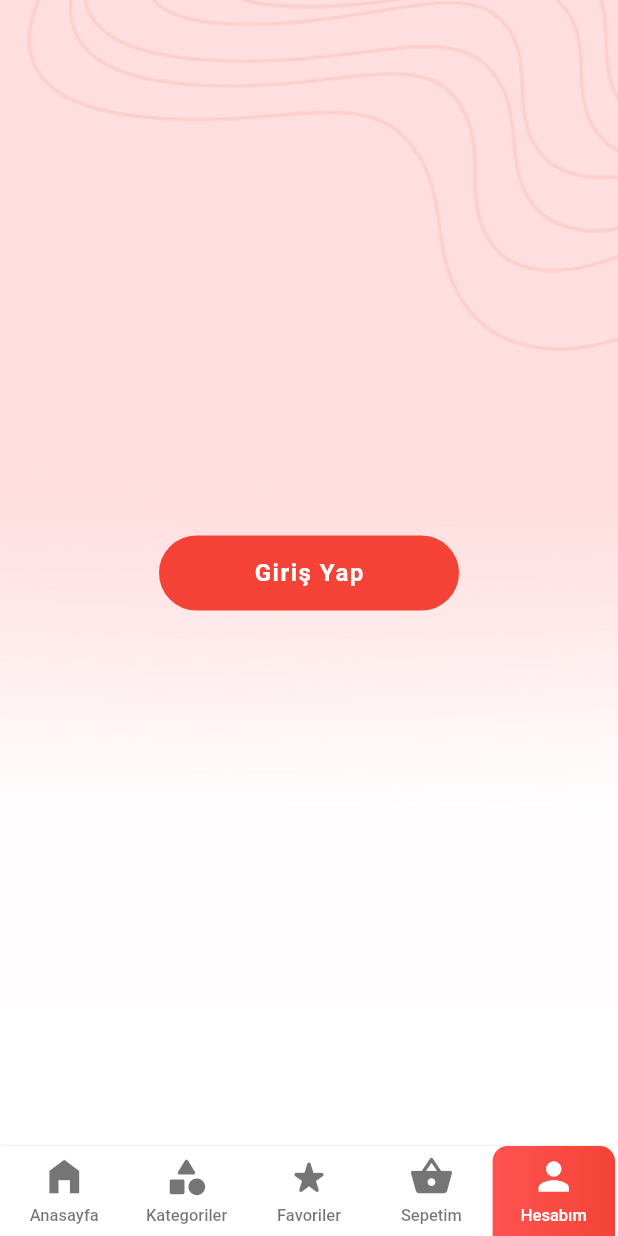
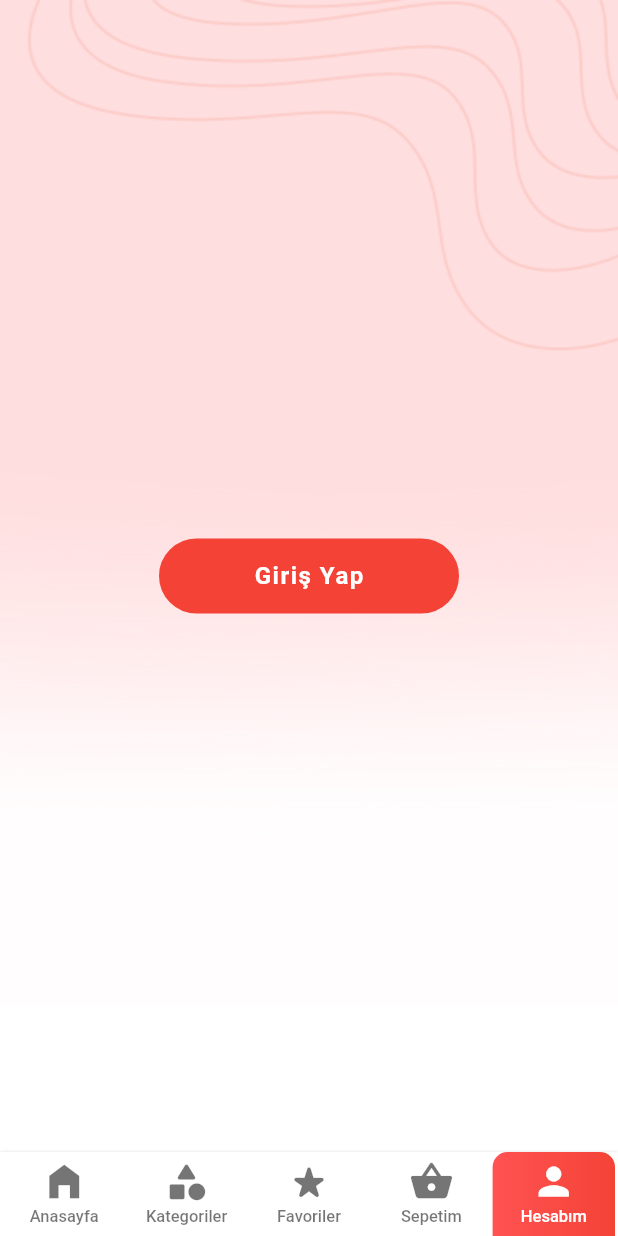
Before and after one commit to hhgsun/flutter_ecommerce, a Flutter app: the TabsLayout screen opened directly, item 5 of the bottom bar chosen, on a phone screen of 412 x 824 dp. Run offline on Flutter 3.47's test engine with Material 2 defaults, Android fonts, the phone set to English and light mode, and no system bars; our stand-ins replace photo_view, share, shared_preferences; accounts and stored records are empty; network calls fail.

```diff
--- a/lib/services/woocommerce.dart
+++ b/lib/services/woocommerce.dart
@@ -884,7 +884,7 @@ class WooCommerce {
     }).forEach((k, v) {
       if (v != null) {
         payload[k] = v;
-        if(v is List) {
+        if (v is List) {
           payload[k] = '';
           v.forEach((i) {
             payload[k] = payload[k] + i.toString() + ',';
@@ -892,7 +892,8 @@ class WooCommerce {
         }
       }
     });
-    String meQueryPath = 'products/reviews' + getQueryString(payload, prefix: '?');
+    String meQueryPath =
+        'products/reviews' + getQueryString(payload, prefix: '?');
     List<WooProductReview> productReviews = [];
     //_setApiResourceUrl(path: 'products/reviews', queryParameters: payload);
     final response = await get(meQueryPath);
--- a/lib/widgets/tabs_layout.dart
+++ b/lib/widgets/tabs_layout.dart
@@ -45,7 +45,7 @@ class _TabsLayoutState extends State<TabsLayout> {
           ],
         ),
         bottomNavigationBar: Container(
-          height: 60.0,
+          height: 56.0,
           decoration: BoxDecoration(
             boxShadow: [BoxShadow(blurRadius: 1, color: Colors.black12)],
             color: Colors.white,
@@ -72,7 +72,7 @@ class _TabsLayoutState extends State<TabsLayout> {
             tabs: [
               Tab(
                 icon: Icon(Icons.home_filled, size: tabIconSize),
-                iconMargin: EdgeInsets.only(bottom: 5),
+                iconMargin: EdgeInsets.only(bottom: 2),
                 child: Text(
                   getText("tab_home"),
                   style: TextStyle(fontSize: tabFontSize),
@@ -80,7 +80,7 @@ class _TabsLayoutState extends State<TabsLayout> {
               ),
               Tab(
                 icon: Icon(Icons.category_rounded, size: tabIconSize),
-                iconMargin: EdgeInsets.only(bottom: 5),
+                iconMargin: EdgeInsets.only(bottom: 2),
                 child: Text(
                   getText("tab_cats"),
                   style: TextStyle(fontSize: tabFontSize),
@@ -88,7 +88,7 @@ class _TabsLayoutState extends State<TabsLayout> {
               ),
               Tab(
                 icon: Icon(Icons.star_rate_rounded, size: tabIconSize),
-                iconMargin: EdgeInsets.only(bottom: 5),
+                iconMargin: EdgeInsets.only(bottom: 2),
                 child: Text(
                   getText("tab_favs"),
                   style: TextStyle(fontSize: tabFontSize),
@@ -123,7 +123,7 @@ class _TabsLayoutState extends State<TabsLayout> {
                         : Text(''),
                   ],
                 ),
-                iconMargin: EdgeInsets.only(bottom: 5),
+                iconMargin: EdgeInsets.only(bottom: 2),
                 child: Text(
                   getText("tab_cart"),
                   style: TextStyle(fontSize: tabFontSize),
@@ -131,7 +131,7 @@ class _TabsLayoutState extends State<TabsLayout> {
               ),
               Tab(
                 icon: Icon(Icons.person, size: tabIconSize),
-                iconMargin: EdgeInsets.only(bottom: 5),
+                iconMargin: EdgeInsets.only(bottom: 2),
                 child: Text(
                   getText("tab_account"),
                   style: TextStyle(fontSize: tabFontSize),
@@ -140,18 +140,6 @@ class _TabsLayoutState extends State<TabsLayout> {
             ],
           ),
         ),
-        /* drawer: Drawer(
-          child: ListView(
-            children: [
-              ListTile(
-                title: Text("data"),
-              ),
-              ListTile(
-                title: Text("data"),
-              )
-            ],
-          ),
-        ), */
       ),
     );
   }
```
Also changed, not shown: lib/pages/product_detail_page.dart (+33 -4 lines), lib/pages/product_list_page.dart (+73 -3 lines), lib/widgets/product_gridview_comp.dart (+1 -17 lines), 1 other file.
